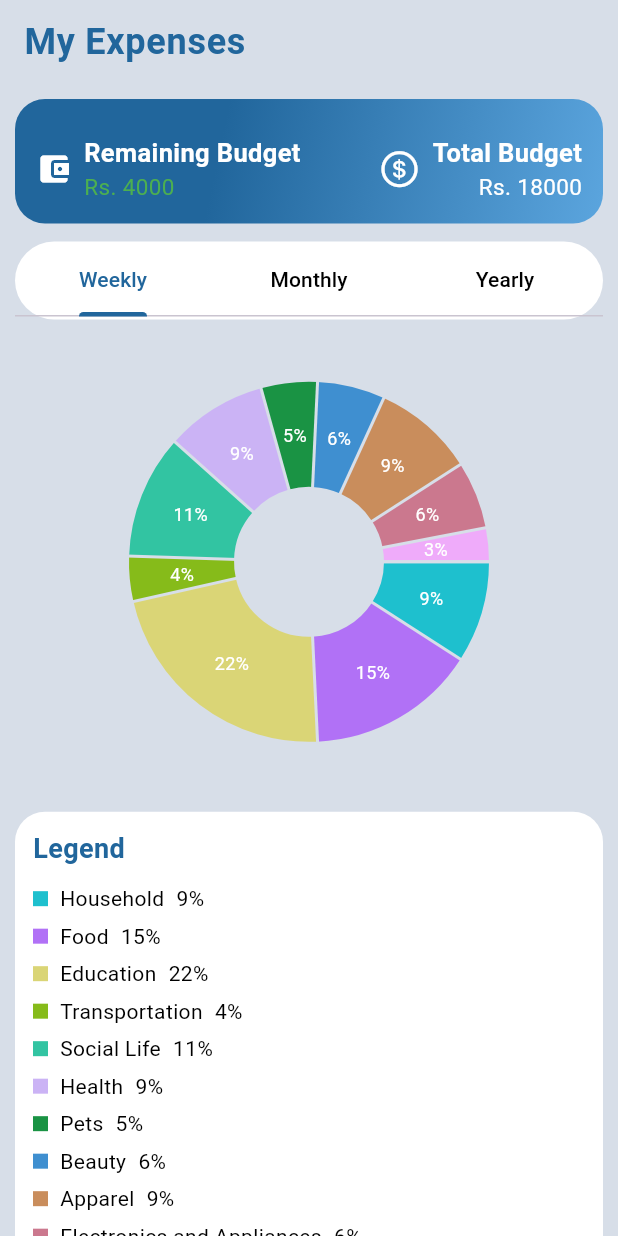
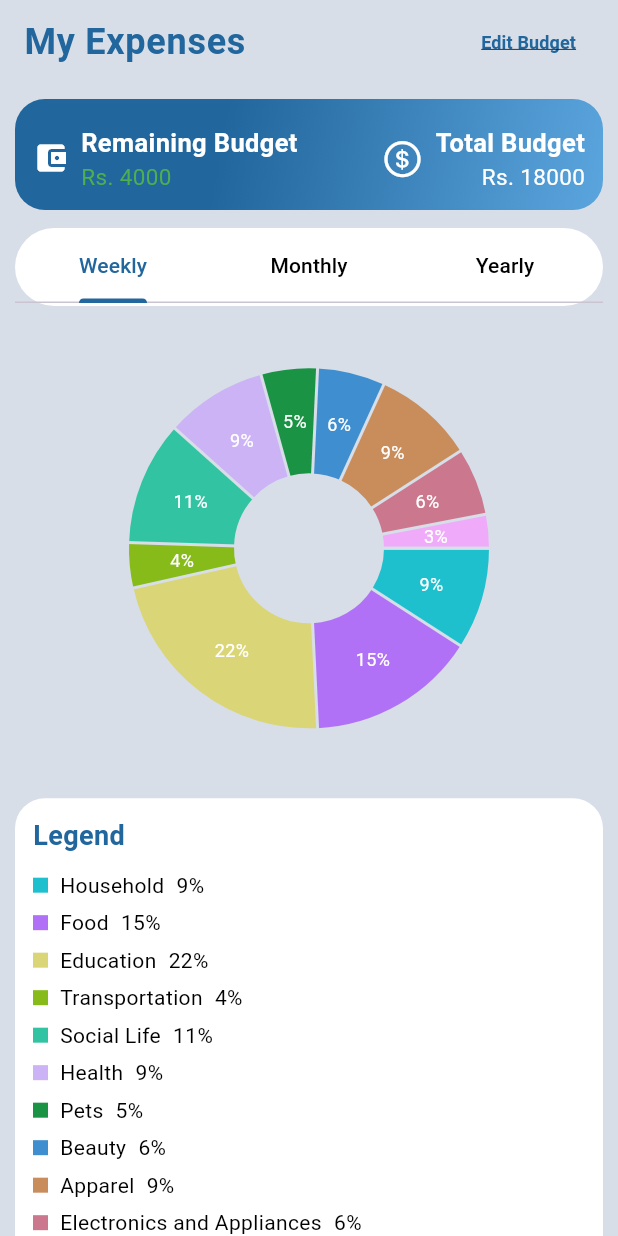
Before and after one commit to Abh03/Tranzac, a Flutter app: the Budget screen opened directly, on a phone screen of 412 x 824 dp. Run offline on Flutter 3.47's test engine with Material 3 defaults, Android fonts, the phone set to English and light mode, and no system bars; drawn by our look-alikes of fl_chart; our stand-ins replace cloud_firestore, firebase_auth, firebase_core, icons_plus, syncfusion_flutter_charts; missing offline and left inert: khalti_flutter, mobile_scanner; accounts and stored records are empty.

```diff
--- a/lib/BudgetTracking/Budget.dart
+++ b/lib/BudgetTracking/Budget.dart
@@ -3,6 +3,7 @@ import 'package:fl_chart/fl_chart.dart';
 import 'package:flutter/cupertino.dart';
 import 'package:tranzac/constants.dart';
 import 'package:tranzac/constants.dart';
+import 'package:tranzac/BudgetTracking/Budget_Edit.dart';
 
 
 class Budget extends StatefulWidget {
@@ -73,7 +74,10 @@ class _BudgetState extends State<Budget> with SingleTickerProviderStateMixin {
       appBar: AppBar(
         backgroundColor: kBackgroundColor,
         elevation: 0,
-        title: const Text(
+        title: Row(
+          mainAxisAlignment: MainAxisAlignment.spaceBetween,
+          children: [
+            const Text(
               'My Expenses',
               style: TextStyle(
                 color: kNewAppBarColor,
@@ -82,13 +86,35 @@ class _BudgetState extends State<Budget> with SingleTickerProviderStateMixin {
                 letterSpacing: 0.5,
               ),
             ),
+            TextButton(
+              onPressed: () {
+                Navigator.push(
+                  context,
+                  MaterialPageRoute(
+                      builder: (context) =>
+                      const Budget_Edit()),
+                );// Implement edit functionality here
+              },
+              child: const Text(
+                'Edit Budget',
+                style: TextStyle(
+                  color: kNewAppBarColor,
+                  fontSize: 12,
+                  fontWeight: FontWeight.bold,
+                  decoration: TextDecoration.underline,
+                ),
+              ),
+            ),
+          ],
+        ),
       ),
       body: SingleChildScrollView(
         child: Column(
           crossAxisAlignment: CrossAxisAlignment.stretch,
           children: [
+
             Container(
-              padding: const EdgeInsets.all(14),
+              padding: const EdgeInsets.all(12),
               margin: const EdgeInsets.all(10),
               decoration: BoxDecoration(
                 gradient: const LinearGradient(
@@ -106,7 +132,7 @@ class _BudgetState extends State<Budget> with SingleTickerProviderStateMixin {
                 crossAxisAlignment: CrossAxisAlignment.start,
                 mainAxisSize: MainAxisSize.min,
                 children: [
-                  SizedBox(height: 10),
+                  SizedBox(height: 5),
                   Row(
                     mainAxisAlignment: MainAxisAlignment.spaceBetween,
                     children: [
--- /dev/null
+++ b/lib/BudgetTracking/Budget_Edit.dart
@@ -0,0 +1,32 @@
+import 'package:flutter/material.dart';
+import 'package:flutter/cupertino.dart';
+import 'package:tranzac/constants.dart';
+
+class Budget_Edit extends StatefulWidget {
+  const Budget_Edit({super.key});
+
+  @override
+  State<Budget_Edit> createState() => _Budget_EditState();
+}
+
+class _Budget_EditState extends State<Budget_Edit> {
+  @override
+  Widget build(BuildContext context) {
+    return Scaffold(
+      backgroundColor: kBackgroundColor,
+      appBar: AppBar(
+        backgroundColor: kNewAppBarColor,
+        elevation: 0,
+        title: const Text(
+          'Edit Budget',
+          style: TextStyle(
+            color: kActiveIconColor,
+            fontSize: 24,
+            fontWeight: FontWeight.bold,
+            letterSpacing: 0.5,
+          ),
+        ),
+      ),
+    );
+  }
+}
--- a/lib/pages/Homepage.dart
+++ b/lib/pages/Homepage.dart
@@ -152,7 +152,7 @@ class _HomePageState extends State<HomePage> {
                                   children: [
                                     Icon(
                                       CupertinoIcons.money_dollar_circle,
-                                      size: 26,
+                                      size: 24,
                                       color: Colors.white,
                                     ),
                                     SizedBox(height: 4),
@@ -187,7 +187,7 @@ class _HomePageState extends State<HomePage> {
                                   children: [
                                     Icon(
                                       Icons.wallet_outlined,
-                                      size: 26,
+                                      size: 24,
                                       color: Colors.white,
                                     ),
                                     SizedBox(height: 4),
@@ -222,7 +222,7 @@ class _HomePageState extends State<HomePage> {
                                   children: [
                                     Icon(
                                       Icons.add_circle_outline,
-                                      size: 26,
+                                      size: 24,
                                       color: Colors.white,
                                     ),
                                     SizedBox(height: 4),
```
Also changed, not shown: lib/BudgetTracking/Budget_Detail.dart (deleted, +0 -15 lines). Lines whose indentation alone changed are shown as unchanged.
